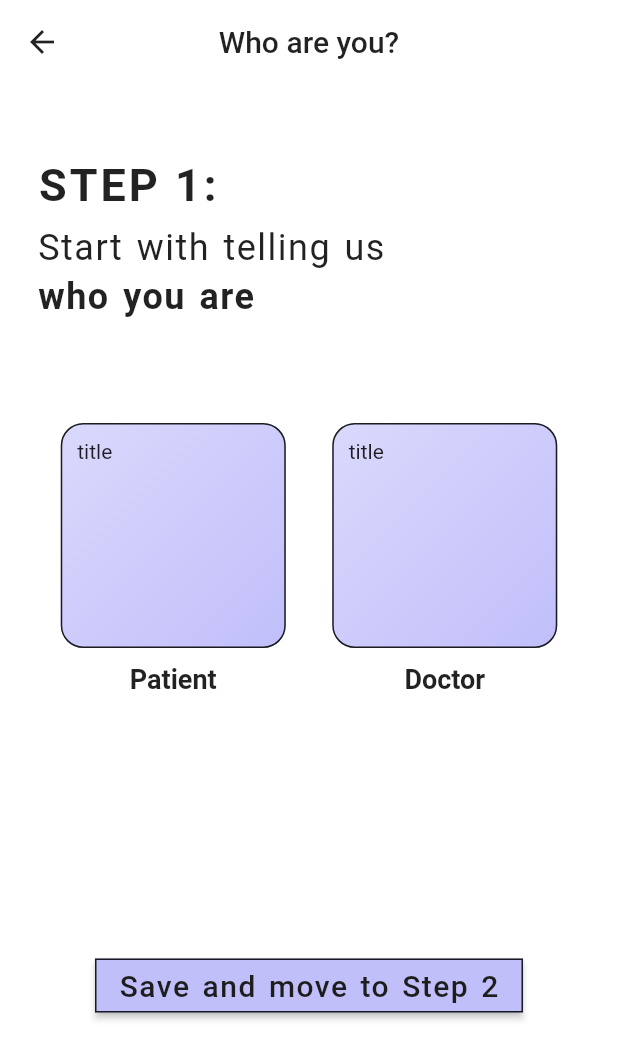
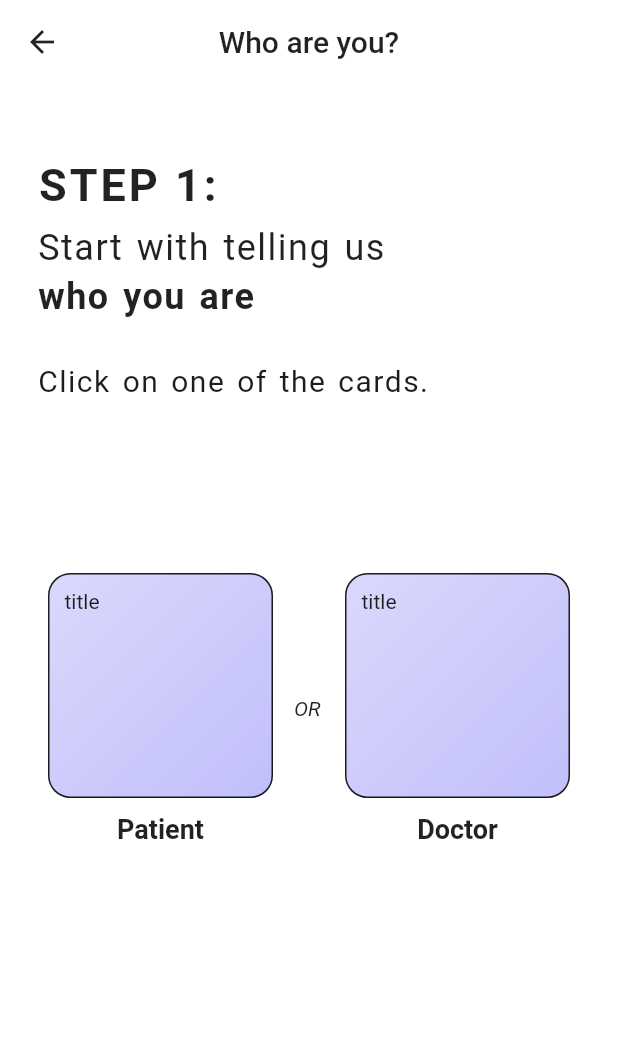
Before and after one commit to Cyrusroy001/project-autopsy-hacknitr3.0, a Flutter app: the PatientOrDoctor screen opened by its route, on a phone screen of 412 x 824 dp. Shown: the top 1059 px of the screen. Run offline on Flutter 3.47's test engine with Material 2 defaults, Android fonts, the light colour scheme and no system bars; our stand-ins replace firebase_auth; accounts and stored records are empty.

Commit message:
made the theme consistent

```diff
--- a/lib/screens/patient/firsttimeuser/AllStepsPage.dart
+++ b/lib/screens/patient/firsttimeuser/AllStepsPage.dart
@@ -39,7 +39,7 @@ class AllStepsPage extends StatelessWidget {
                     Padding(
                       padding: EdgeInsets.only(bottom: 3),
                       child: Text(
-                        'Tell us about yourself',
+                        'Register your account',
                         style: TextStyle(
                           fontSize: 18,
                         ),
@@ -64,7 +64,7 @@ class AllStepsPage extends StatelessWidget {
                   Padding(
                     padding: EdgeInsets.only(bottom: 3),
                     child: Text(
-                      'Register your account',
+                      'Tell us about yourself',
                       style: TextStyle(
                         fontSize: 18,
                       ),
@@ -124,7 +124,7 @@ class AllStepsPage extends StatelessWidget {
               Center(
                 child: RaisedButton(
                   onPressed: () {
-                    Navigator.pushNamed(context, '/PatientOrDoctorPage');
+                    Navigator.pushNamed(context, '/CreateAccountPage');
                   },
                   child: Text(
                     'Continue with Step 1',
--- a/lib/screens/patient/firsttimeuser/CreateAccountPage.dart
+++ b/lib/screens/patient/firsttimeuser/CreateAccountPage.dart
@@ -22,10 +22,10 @@ class _CreateAccountPageState extends State<CreateAccountPage> {
       body: Center(
         child: RaisedButton(
           onPressed: () {
-            Navigator.pushNamed(context, '/FinishingPage');
+            Navigator.pushNamed(context, '/PatientOrDoctorPage');
           },
           child: Text(
-            'Save and Finish',
+            'Save and Move to Step 2',
             style: TextStyle(
               color: Color(0xFF1D1D1D),
               fontSize: 20,
--- a/lib/screens/patient/firsttimeuser/PatientOrDoctorPage.dart
+++ b/lib/screens/patient/firsttimeuser/PatientOrDoctorPage.dart
@@ -54,7 +54,22 @@ class PatientOrDoctor extends StatelessWidget {
                     ),
                   ),
                   SizedBox(
-                    height: 70,
+                    height: 30,
+                  ),
+                  Container(
+                    height: 40,
+                    child: Text(
+                      'Click on one of the cards.',
+                      style: TextStyle(
+                        color: Color(0xFF1D1D1D),
+                        fontSize: 20,
+                        letterSpacing: 1,
+                        wordSpacing: 2,
+                      ),
+                    ),
+                  ),
+                  SizedBox(
+                    height: 100,
                   ),
                   Row(
                     mainAxisAlignment: MainAxisAlignment.spaceAround,
@@ -64,8 +79,11 @@ class PatientOrDoctor extends StatelessWidget {
                           Stack(
                             children: [
                               InkWell(
-                                splashColor: Theme.of(context).primaryColor,
-                                onTap: () {},
+                                splashColor: Theme.of(context).accentColor,
+                                onTap: () {
+                                  Navigator.pushReplacementNamed(
+                                      context, '/PatientDashboard');
+                                },
                                 child: Container(
                                   height: 150,
                                   width: 150,
@@ -104,14 +122,24 @@ class PatientOrDoctor extends StatelessWidget {
                           ),
                         ],
                       ),
+                      SizedBox(
+                        width: 20,
+                        child: Text(
+                          'OR',
+                          style: TextStyle(
+                            fontStyle: FontStyle.italic,
+                          ),
+                        ),
+                      ),
                       Column(
                         children: [
                           Stack(
                             children: [
                               InkWell(
-                                splashColor: Theme.of(context).primaryColor,
+                                splashColor: Theme.of(context).accentColor,
                                 onTap: () {
-                                  Navigator.pushReplacementNamed(context, '/DoctorDashboard');
+                                  Navigator.pushReplacementNamed(
+                                      context, '/DoctorDashboard');
                                 },
                                 child: Container(
                                   height: 150,
@@ -156,31 +184,6 @@ class PatientOrDoctor extends StatelessWidget {
                       ),
                     ],
                   ),
-                  SizedBox(
-                    height: 170,
-                  ),
-                  Center(
-                    child: RaisedButton(
-                      onPressed: () {
-                        Navigator.pushNamed(context, '/CreateAccountPage');
-                      },
-                      child: Text(
-                        'Save and move to Step 2',
-                        style: TextStyle(
-                          color: Color(0xFF1D1D1D),
-                          fontSize: 20,
-                          letterSpacing: 1,
-                          wordSpacing: 2,
-                        ),
-                      ),
-                      color: Theme.of(context).accentColor,
-                      shape: RoundedRectangleBorder(
-                        side: BorderSide(
-                          color: Colors.black87,
-                        ),
-                      ),
-                    ),
-                  ),
                 ],
               )),
         ),
```
Also changed, not shown: lib/screens/doctor/DoctorDashboard.dart (+29 -9 lines), lib/screens/doctor/SendReport.dart (+12 -21 lines), lib/screens/doctor/view_report/EnterPatientUID.dart (+4 -3 lines), lib/screens/patient/PatientDashboard.dart (+25 -8 lines).
